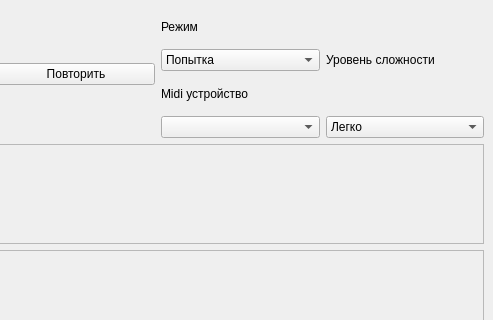
This is src/gui/exercises/exercisewithtileswidget.ui in TFed555/music_trainer as Qt 5 draws it before an edit; both pictures show x 507 to 1000 and y 0 to 320 of the 1000 by 700 pixel window. The edited form follows.
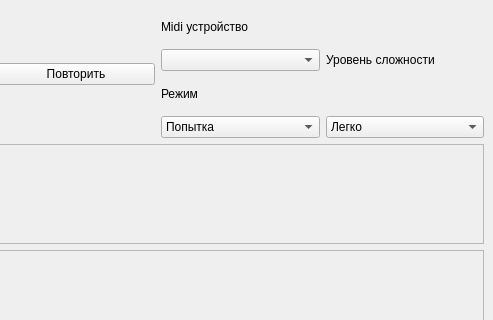
This is the edited form.

Commit message: fix combo box

Diff of the .ui file:
```diff
--- a/src/gui/exercises/exercisewithtileswidget.ui
+++ b/src/gui/exercises/exercisewithtileswidget.ui
@@ -59,6 +59,16 @@
       </item>
       <item>
        <layout class="QVBoxLayout" name="verticalLayout_4">
+        <item>
+         <widget class="QLabel" name="midiLabel">
+          <property name="text">
+           <string>Midi устройство</string>
+          </property>
+         </widget>
+        </item>
+        <item>
+         <widget class="QComboBox" name="midiBox"/>
+        </item>
         <item>
          <widget class="QLabel" name="modeLabel">
           <property name="maximumSize">
@@ -86,16 +96,6 @@
           </item>
          </widget>
         </item>
-        <item>
-         <widget class="QLabel" name="label">
-          <property name="text">
-           <string>Midi устройство</string>
-          </property>
-         </widget>
-        </item>
-        <item>
-         <widget class="QComboBox" name="midiBox"/>
-        </item>
        </layout>
       </item>
       <item>
```
The commit also changes 6 other files.
